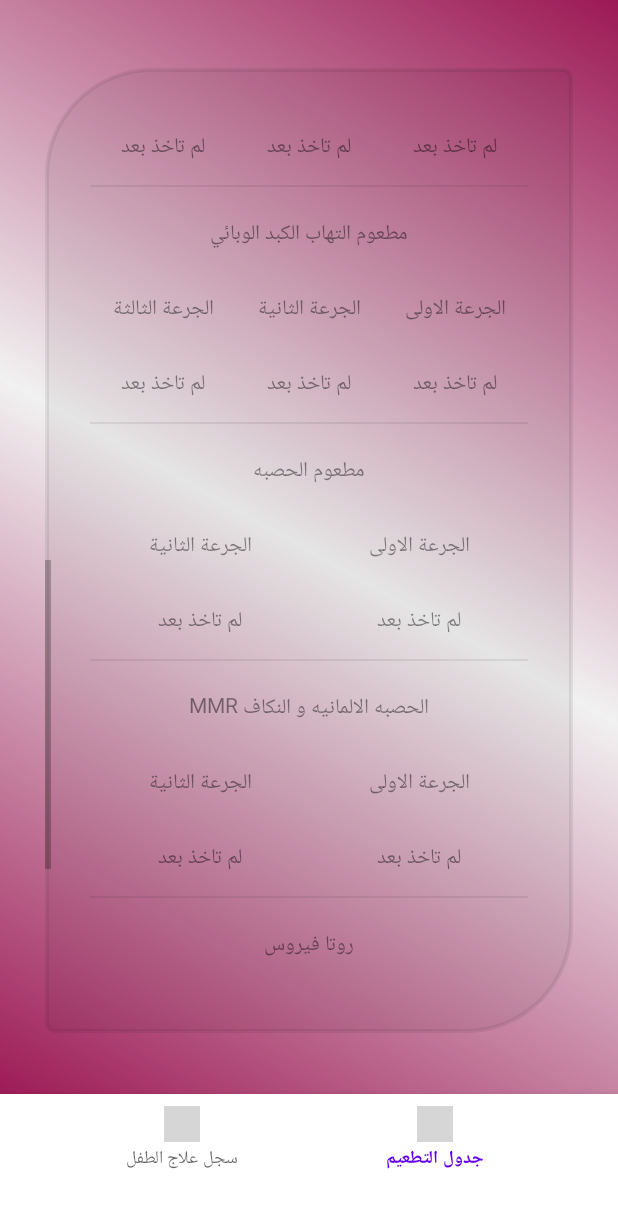
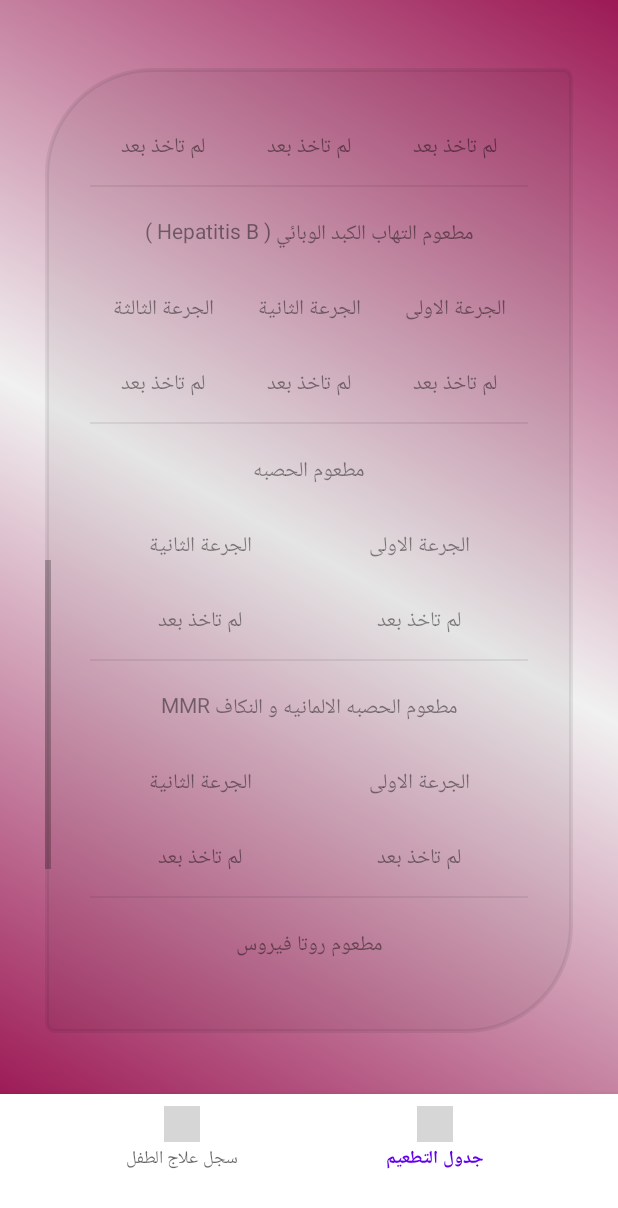
Before and after one commit to klashI-Nkov/Mama_And_Baby_Journey, an Android app: the Vaccines_Table screen opened directly, with no data from a screen before it, scrolled down 900 dp, on a phone screen of 412 x 824 dp. Shown: the top 1208 px of the screen. Run offline under Robolectric (Android 15) with nearby library versions, the phone set to English and light mode, and no system bars; our stand-ins replace navigation-ui, sdp/ssp sizes; Roboto replaces fonts that are not available here; 1 statement that could not run was skipped; grey boxes are pictures that could not be loaded.

Commit message:
By mohammed issa in 9/6/23 AT 3:26 AM

```diff
--- a/app/src/main/res/layout/fragment_mother_section_vaccines_page_vaccines_table_fragment.xml
+++ b/app/src/main/res/layout/fragment_mother_section_vaccines_page_vaccines_table_fragment.xml
@@ -59,6 +59,7 @@
 
                     <!-- تاريخ الجرعه -->
                     <TextView
+                        android:id="@+id/Tuberculosis_Vaccine"
                         android:layout_width="wrap_content"
                         android:layout_height="wrap_content"
 
@@ -148,6 +149,7 @@
                         android:gravity="center">
 
                         <TextView
+                            android:id="@+id/Intramuscular_Polio_Vaccine1"
                             android:layout_width="wrap_content"
                             android:layout_height="wrap_content"
 
@@ -157,6 +159,7 @@
                             android:text="لم تاخذ بعد"/>
 
                         <TextView
+                            android:id="@+id/Intramuscular_Polio_Vaccine2"
                             android:layout_width="wrap_content"
                             android:layout_height="wrap_content"
 
@@ -166,6 +169,7 @@
                             android:text="لم تاخذ بعد"/>
 
                         <TextView
+                            android:id="@+id/Intramuscular_Polio_Vaccine3"
                             android:layout_width="wrap_content"
                             android:layout_height="wrap_content"
 
@@ -256,6 +260,7 @@
                         android:gravity="center">
 
                         <TextView
+                            android:id="@+id/Oral_Polio_Vaccine1"
                             android:layout_width="wrap_content"
                             android:layout_height="wrap_content"
 
@@ -265,6 +270,7 @@
                             android:text="لم تاخذ بعد"/>
 
                         <TextView
+                            android:id="@+id/Oral_Polio_Vaccine2"
                             android:layout_width="wrap_content"
                             android:layout_height="wrap_content"
 
@@ -274,6 +280,7 @@
                             android:text="لم تاخذ بعد"/>
 
                         <TextView
+                            android:id="@+id/Oral_Polio_Vaccine3"
                             android:layout_width="wrap_content"
                             android:layout_height="wrap_content"
 
@@ -297,6 +304,7 @@
 
                     <!-- تاريخ الجرعه المدعمة -->
                     <TextView
+                        android:id="@+id/Oral_Polio_Vaccine4"
                         android:layout_width="wrap_content"
                         android:layout_height="wrap_content"
 
@@ -386,6 +394,7 @@
                         android:gravity="center">
 
                         <TextView
+                            android:id="@+id/Diphtheria_Whooping_Cough_And_Tetanus_Vaccine1"
                             android:layout_width="wrap_content"
                             android:layout_height="wrap_content"
 
@@ -395,6 +404,7 @@
                             android:text="لم تاخذ بعد"/>
 
                         <TextView
+                            android:id="@+id/Diphtheria_Whooping_Cough_And_Tetanus_Vaccine2"
                             android:layout_width="wrap_content"
                             android:layout_height="wrap_content"
 
@@ -404,6 +414,7 @@
                             android:text="لم تاخذ بعد"/>
 
                         <TextView
+                            android:id="@+id/Diphtheria_Whooping_Cough_And_Tetanus_Vaccine3"
                             android:layout_width="wrap_content"
                             android:layout_height="wrap_content"
 
@@ -427,6 +438,7 @@
 
                     <!-- تاريخ الجرعه المدعمة -->
                     <TextView
+                        android:id="@+id/Diphtheria_Whooping_Cough_And_Tetanus_Vaccine4"
                         android:layout_width="wrap_content"
                         android:layout_height="wrap_content"
 
@@ -516,6 +528,7 @@
                         android:gravity="center">
 
                         <TextView
+                            android:id="@+id/Haemophilus_Influenzae_Vaccine1"
                             android:layout_width="wrap_content"
                             android:layout_height="wrap_content"
 
@@ -525,6 +538,7 @@
                             android:text="لم تاخذ بعد"/>
 
                         <TextView
+                            android:id="@+id/Haemophilus_Influenzae_Vaccine2"
                             android:layout_width="wrap_content"
                             android:layout_height="wrap_content"
 
@@ -534,6 +548,7 @@
                             android:text="لم تاخذ بعد"/>
 
                         <TextView
+                            android:id="@+id/Haemophilus_Influenzae_Vaccine3"
                             android:layout_width="wrap_content"
                             android:layout_height="wrap_content"
 
@@ -560,7 +575,7 @@
 
                 </TableLayout>
 
-                <!-- مطعوم التهاب الكبد الوبائي -->
+                <!-- مطعوم التهاب الكبد الوبائي ( Hepatitis B ) -->
                 <TableLayout
                     android:layout_width="match_parent"
                     android:layout_height="wrap_content"
@@ -574,7 +589,7 @@
 
                         android:gravity="center"
 
-                        android:text="مطعوم التهاب الكبد الوبائي"/>
+                        android:text="مطعوم التهاب الكبد الوبائي ( Hepatitis B )"/>
 
                     <!-- ارقام الجرعات -->
                     <TableRow
@@ -624,6 +639,7 @@
                         android:gravity="center">
 
                         <TextView
+                            android:id="@+id/Hepatitis_B_Vaccine1"
                             android:layout_width="wrap_content"
                             android:layout_height="wrap_content"
 
@@ -633,6 +649,7 @@
                             android:text="لم تاخذ بعد"/>
 
                         <TextView
+                            android:id="@+id/Hepatitis_B_Vaccine2"
                             android:layout_width="wrap_content"
                             android:layout_height="wrap_content"
 
@@ -642,6 +659,7 @@
                             android:text="لم تاخذ بعد"/>
 
                         <TextView
+                            android:id="@+id/Hepatitis_B_Vaccine3"
                             android:layout_width="wrap_content"
                             android:layout_height="wrap_content"
 
@@ -723,6 +741,7 @@
                         android:gravity="center">
 
                         <TextView
+                            android:id="@+id/Measles_Vaccine1"
                             android:layout_width="wrap_content"
                             android:layout_height="wrap_content"
 
@@ -732,6 +751,7 @@
                             android:text="لم تاخذ بعد"/>
 
                         <TextView
+                            android:id="@+id/Measles_Vaccine2"
                             android:layout_width="wrap_content"
                             android:layout_height="wrap_content"
 
@@ -758,7 +778,7 @@
 
                 </TableLayout>
 
-                <!-- الحصبه الالمانيه و النكاف -->
+                <!-- مطعوم الحصبه الالمانيه و النكاف MMR -->
                 <TableLayout
                     android:layout_width="match_parent"
                     android:layout_height="wrap_content"
@@ -772,7 +792,7 @@
 
                         android:gravity="center"
 
-                        android:text="MMR الحصبه الالمانيه و النكاف"/>
+                        android:text="MMR مطعوم الحصبه الالمانيه و النكاف"/>
 
                     <!-- ارقام الجرعات -->
                     <TableRow
@@ -813,6 +833,7 @@
                         android:gravity="center">
 
                         <TextView
+                            android:id="@+id/German_Measles_And_Mumps_MMR_Vaccine1"
                             android:layout_width="wrap_content"
                             android:layout_height="wrap_content"
 
@@ -822,6 +843,7 @@
                             android:text="لم تاخذ بعد"/>
 
                         <TextView
+                            android:id="@+id/German_Measles_And_Mumps_MMR_Vaccine2"
                             android:layout_width="wrap_content"
                             android:layout_height="wrap_content"
 
@@ -848,7 +870,7 @@
 
                 </TableLayout>
 
-                <!-- روتا فيروس -->
+                <!-- مطعوم روتا فيروس -->
                 <TableLayout
                     android:layout_width="match_parent"
                     android:layout_height="wrap_content"
@@ -862,7 +884,7 @@
 
                         android:gravity="center"
 
-                        android:text="روتا فيروس"/>
+                        android:text="مطعوم روتا فيروس"/>
 
                     <!-- ارقام الجرعات -->
                     <TableRow
@@ -912,6 +934,7 @@
                         android:gravity="center">
 
                         <TextView
+                            android:id="@+id/Rotavirus_Vaccine1"
                             android:layout_width="wrap_content"
                             android:layout_height="wrap_content"
 
@@ -921,6 +944,7 @@
                             android:text="لم تاخذ بعد"/>
 
                         <TextView
+                            android:id="@+id/Rotavirus_Vaccine2"
                             android:layout_width="wrap_content"
                             android:layout_height="wrap_content"
 
@@ -930,6 +954,7 @@
                             android:text="لم تاخذ بعد"/>
 
                         <TextView
+                            android:id="@+id/Rotavirus_Vaccine3"
                             android:layout_width="wrap_content"
                             android:layout_height="wrap_content"
 
@@ -1011,6 +1036,7 @@
                         android:gravity="center">
 
                         <TextView
+                            android:id="@+id/The_Hexagonal_Vaccine1"
                             android:layout_width="wrap_content"
                             android:layout_height="wrap_content"
 
@@ -1020,6 +1046,7 @@
                             android:text="لم تاخذ بعد"/>
 
                         <TextView
+                            android:id="@+id/The_Hexagonal_Vaccine2"
                             android:layout_width="wrap_content"
                             android:layout_height="wrap_content"
 
@@ -1042,34 +1069,15 @@
 
 
 <!--
-    item
-    مطعوم السل
-    تاريخ جرعة مطعوم السل
 
-    map
-    مطعوم شلل الاطفال العضلي
-
-
-    map
-    مطعوم شلل الاطفال الفموي
-
-    map
-    مطعوم الخانوق والسعال الديكي و الكزاز
-
-    map
-    مطعوم المستدمية النزليه ( السحايا )
-
-    map
-    مطعوم التهاب الكبد الوبائي
-
-    map
-    مطعوم الحصبه
-
-    map
-    الحصبه الالمانيه و النكاف
-
-    map
-    روتا فيروس
-
-    map
-    المطعوم السداسي hexaxim-->
+    Tuberculosis_Vaccine                               مطعوم السل
+    Intramuscular_Polio_Vaccine                        مطعوم شلل الأطفال العضلي
+    Oral_Polio_Vaccine                                 مطعوم شلل الأطفال الفموي
+    Diphtheria_Whooping_Cough_And_Tetanus_Vaccine      مطعوم الخناق والسعال الديكي والكزاز
+    Haemophilus_Influenzae_Vaccine                     مطعوم المستدمية النزلية ( السحايا )
+    Hepatitis_B_Vaccine                                ( Hepatitis B ) مطعوم التهاب الكبد الوبائي
+    Measles_Vaccine                                    مطعوم الحصبة
+    German_Measles_And_Mumps_MMR_Vaccine               MMR مطعوم الحصبة والنكاف الألماني
+    Rotavirus_Vaccine                                  مطعوم فيروس الروتا
+    The_Hexagonal_Vaccine                              hexaxim المطعوم السداسي
+-->
```
